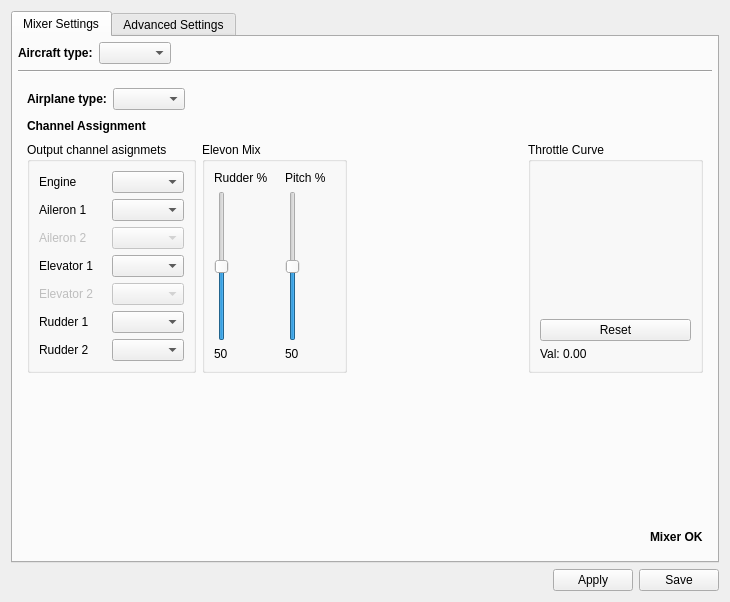
This is ground/openpilotgcs/src/plugins/config/airframe.ui in openpilot/OpenPilot as Qt 5 draws it before an edit. The edited form follows.
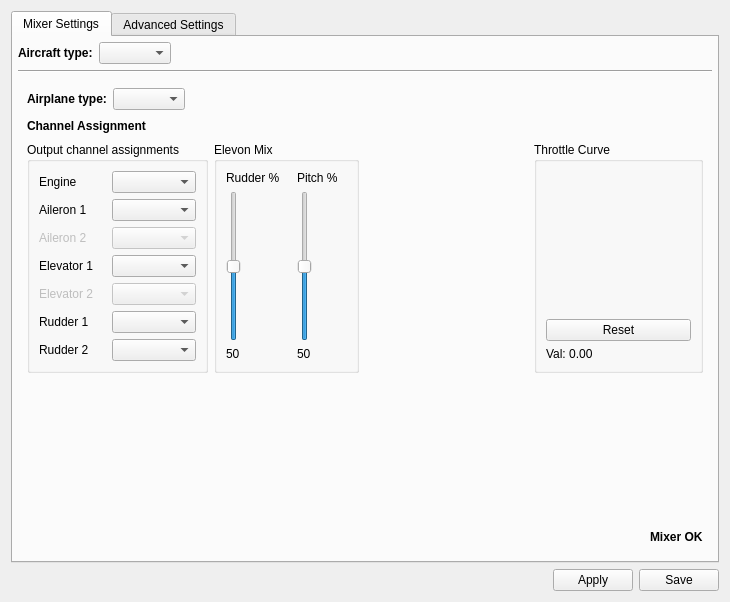
This is the edited form. The open tabs and pages were chosen to show the change. Icons and pictures are not drawn. Custom widgets are drawn as their Qt base class.

Commit message: gcs: fix typo in the GUI

Patch:
```diff
--- a/ground/openpilotgcs/src/plugins/config/airframe.ui
+++ b/ground/openpilotgcs/src/plugins/config/airframe.ui
@@ -172,7 +172,7 @@
                   </size>
                  </property>
                  <property name="title">
-                  <string>Output channel asignmets</string>
+                  <string>Output channel assignments</string>
                  </property>
                  <layout class="QFormLayout" name="formLayout_3">
                   <item row="0" column="0">
```
